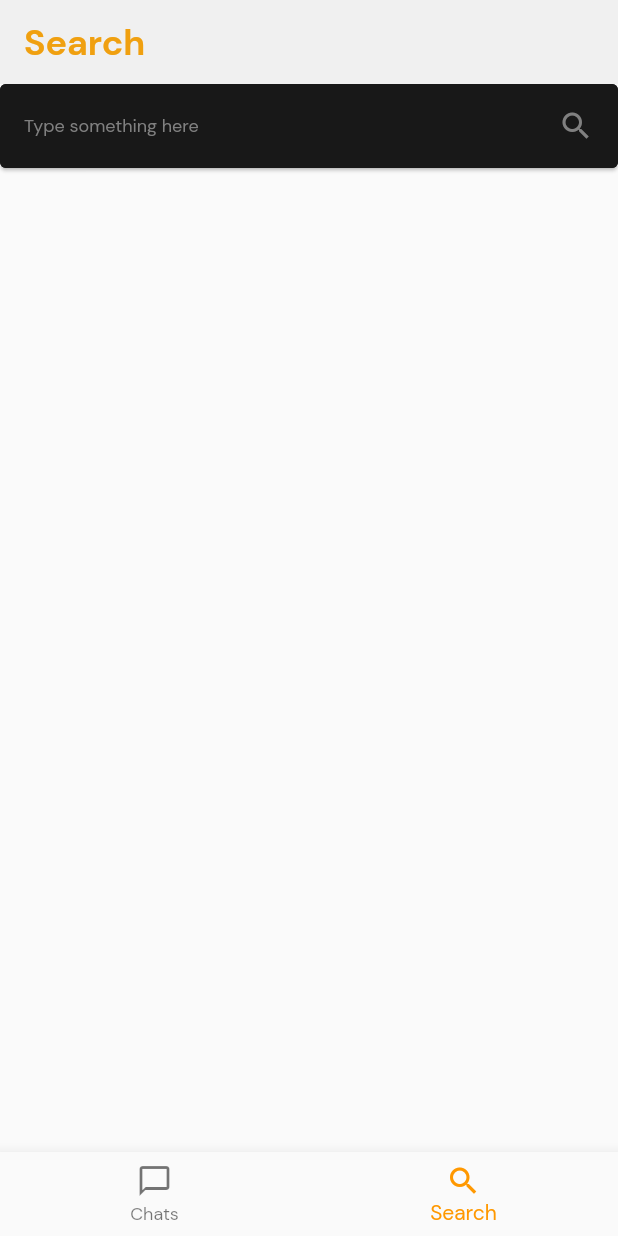
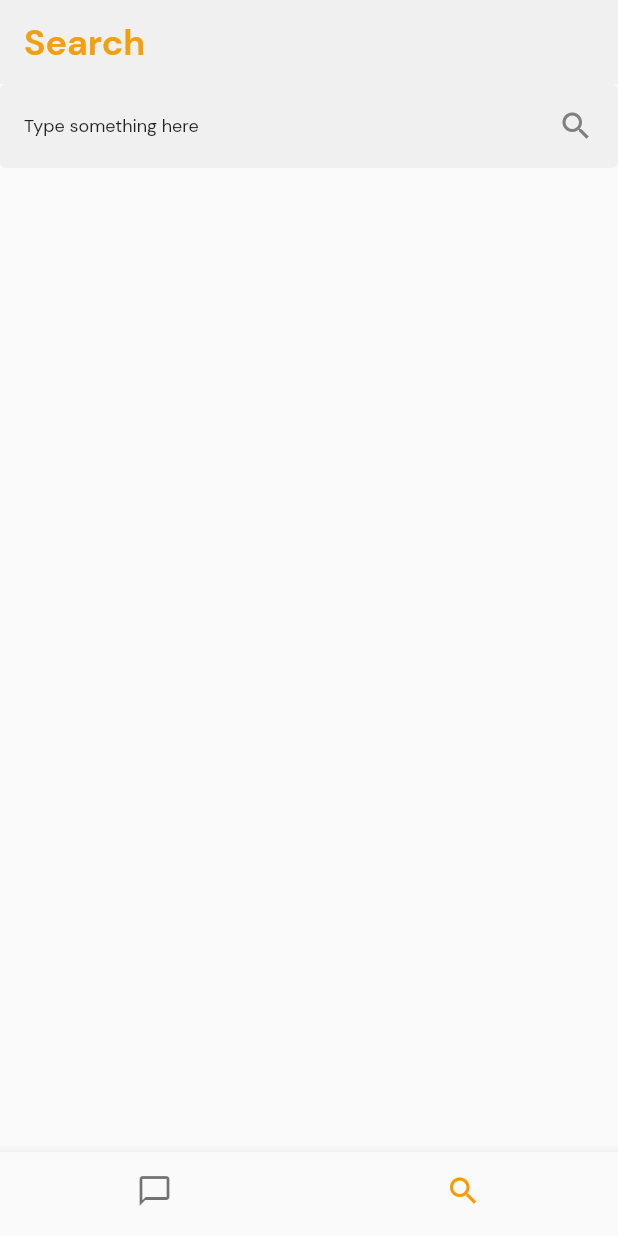
Before and after one commit to ninjaasmoke/ChatMe, a Flutter app: the screen it shows after launch, item 2 of the bottom bar chosen, on a phone screen of 412 x 824 dp. Run offline on Flutter 3.47's test engine with Material 2 defaults, Android fonts, the phone set to English and light mode, and no system bars.

Commit message:
minor ui updates

```diff
--- a/lib/Pages/App.dart
+++ b/lib/Pages/App.dart
@@ -22,6 +22,8 @@ class _AppState extends State<App> {
         children: [HomePage(), SearchPage()],
       ),
       bottomNavigationBar: BottomNavigationBar(
+        showSelectedLabels: false,
+        showUnselectedLabels: false,
         currentIndex: index,
         onTap: (int index) {
           setState(() {
--- a/lib/Pages/SearchPage.dart
+++ b/lib/Pages/SearchPage.dart
@@ -18,15 +18,16 @@ class _SearchPageState extends State<SearchPage> {
         children: [
           OpenContainer(
               transitionType: _transitionType,
-              closedColor: Color(0xff181818),
-              openColor: Color(0xff181818),
-              middleColor: Color(0xff808080),
+              closedColor: Theme.of(context).appBarTheme.backgroundColor,
+              openElevation: 0,
+              closedElevation: 0,
+              openColor: Theme.of(context).appBarTheme.backgroundColor,
+              middleColor: Theme.of(context).appBarTheme.backgroundColor,
               closedBuilder: (context, closedBuilder) {
                 return ListTile(
-                  tileColor: Color(0xff181818),
                   trailing: Icon(Icons.search, color: Color(0xff808080)),
                   title: Text("Type something here",
-                      style: TextStyle(color: Color(0xff808080), fontSize: 12)),
+                      style: TextStyle(fontSize: 12)),
                 );
               },
               openBuilder: (context, openBuilder) {
@@ -51,14 +52,14 @@ class _SearchHereState extends State<SearchHere> {
         body: Column(
           children: [
             Container(
-              color: Color(0xff181818),
+              // color: Color(0xff181818),
               child: TextField(
-                cursorColor: Colors.white,
+                cursorColor: Theme.of(context).accentColor,
                 textCapitalization: TextCapitalization.words,
                 autofocus: true,
                 decoration: InputDecoration(
                   prefixIcon: IconButton(
-                      icon: Icon(Icons.arrow_back, color: Colors.white),
+                      icon: Icon(Icons.arrow_back),
                       onPressed: () {
                         Navigator.pop(context);
                       }),
--- a/lib/Theme/ThemeDart.dart
+++ b/lib/Theme/ThemeDart.dart
@@ -29,22 +29,20 @@ ThemeData darkTheme = ThemeData(
   brightness: Brightness.dark,
   backgroundColor: Color(0xff181818),
   textTheme: TextTheme(
+      bodyText1: TextStyle(
+        color: Colors.white,
+      ),
       headline6: TextStyle(
           fontFamily: 'DMSans',
           color: Color(0xfff0f0f0),
           fontSize: 24,
           fontWeight: FontWeight.w700)),
+  iconTheme: IconThemeData(color: Colors.white),
   scaffoldBackgroundColor: Color(0xff121212),
   appBarTheme: AppBarTheme(
     elevation: 0,
     backgroundColor: Color(0xff181818),
   ),
-  cupertinoOverrideTheme: NoDefaultCupertinoThemeData(
-      brightness: Brightness.dark,
-      barBackgroundColor: Color(0xff181818),
-      textTheme: CupertinoTextThemeData(
-          primaryColor: Colors.grey[400],
-          textStyle: TextStyle(fontFamily: 'DMSans'))),
   bottomNavigationBarTheme:
       BottomNavigationBarThemeData(backgroundColor: Color(0xff181818)),
 );
```
Also changed, not shown: lib/Pages/HomePage.dart (+9 -0 lines).
